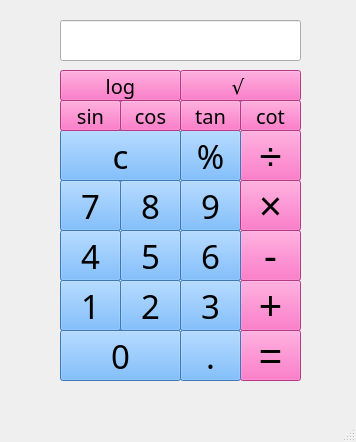
MahdiAhmadiKamal/PyLearn7-GUI, file PyLearn7-Assignment17/main.ui: the form before one commit.
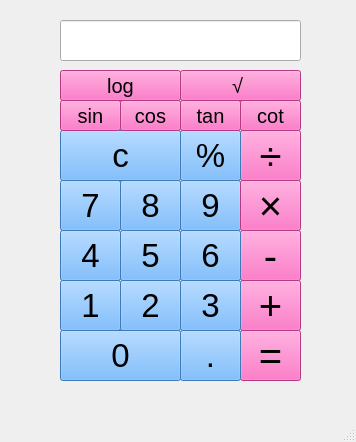
The form after the commit.

Patch:
```diff
--- a/PyLearn7-Assignment17/main.ui
+++ b/PyLearn7-Assignment17/main.ui
@@ -107,7 +107,7 @@
     </property>
     <property name="font">
      <font>
-      <family>Broadway</family>
+      <family>Arial</family>
       <pointsize>25</pointsize>
       <bold>false</bold>
      </font>
@@ -130,7 +130,7 @@
     </property>
     <property name="font">
      <font>
-      <family>Broadway</family>
+      <family>Arial</family>
       <pointsize>25</pointsize>
       <bold>false</bold>
      </font>
@@ -153,7 +153,7 @@
     </property>
     <property name="font">
      <font>
-      <family>Broadway</family>
+      <family>Arial</family>
       <pointsize>25</pointsize>
       <bold>false</bold>
      </font>
@@ -176,7 +176,7 @@
     </property>
     <property name="font">
      <font>
-      <family>Broadway</family>
+      <family>Arial</family>
       <pointsize>25</pointsize>
       <bold>false</bold>
      </font>
@@ -199,7 +199,7 @@
     </property>
     <property name="font">
      <font>
-      <family>Broadway</family>
+      <family>Arial</family>
       <pointsize>25</pointsize>
       <bold>false</bold>
      </font>
@@ -222,7 +222,7 @@
     </property>
     <property name="font">
      <font>
-      <family>Broadway</family>
+      <family>Arial</family>
       <pointsize>25</pointsize>
       <bold>false</bold>
      </font>
@@ -245,7 +245,7 @@
     </property>
     <property name="font">
      <font>
-      <family>Broadway</family>
+      <family>Arial</family>
       <pointsize>25</pointsize>
       <bold>false</bold>
      </font>
@@ -268,7 +268,7 @@
     </property>
     <property name="font">
      <font>
-      <family>Broadway</family>
+      <family>Arial</family>
       <pointsize>25</pointsize>
       <bold>false</bold>
      </font>
@@ -291,7 +291,7 @@
     </property>
     <property name="font">
      <font>
-      <family>Broadway</family>
+      <family>Arial</family>
       <pointsize>25</pointsize>
       <bold>false</bold>
      </font>
@@ -360,7 +360,7 @@
     </property>
     <property name="font">
      <font>
-      <family>Broadway</family>
+      <family>Arial</family>
       <pointsize>25</pointsize>
       <bold>false</bold>
      </font>
@@ -389,7 +389,7 @@
     </property>
     <property name="font">
      <font>
-      <family>Broadway</family>
+      <family>Arial</family>
       <pointsize>25</pointsize>
       <bold>false</bold>
      </font>
@@ -412,7 +412,7 @@
     </property>
     <property name="font">
      <font>
-      <family>Broadway</family>
+      <family>Arial</family>
       <pointsize>25</pointsize>
       <bold>false</bold>
      </font>
@@ -435,7 +435,7 @@
     </property>
     <property name="font">
      <font>
-      <family>Broadway</family>
+      <family>Arial</family>
       <pointsize>25</pointsize>
       <bold>false</bold>
      </font>
@@ -458,8 +458,9 @@
     </property>
     <property name="font">
      <font>
-      <family>Broadway</family>
+      <family>Arial</family>
       <pointsize>15</pointsize>
+      <bold>false</bold>
      </font>
     </property>
     <property name="styleSheet">
@@ -486,8 +487,9 @@
     </property>
     <property name="font">
      <font>
-      <family>Broadway</family>
+      <family>Arial</family>
       <pointsize>15</pointsize>
+      <bold>false</bold>
      </font>
     </property>
     <property name="styleSheet">
@@ -514,8 +516,9 @@
     </property>
     <property name="font">
      <font>
-      <family>Broadway</family>
+      <family>Arial</family>
       <pointsize>15</pointsize>
+      <bold>false</bold>
      </font>
     </property>
     <property name="styleSheet">
@@ -542,8 +545,9 @@
     </property>
     <property name="font">
      <font>
-      <family>Broadway</family>
+      <family>Arial</family>
       <pointsize>15</pointsize>
+      <bold>false</bold>
      </font>
     </property>
     <property name="styleSheet">
@@ -570,8 +574,9 @@
     </property>
     <property name="font">
      <font>
-      <family>Broadway</family>
+      <family>Arial</family>
       <pointsize>15</pointsize>
+      <bold>false</bold>
      </font>
     </property>
     <property name="styleSheet">
@@ -598,8 +603,9 @@
     </property>
     <property name="font">
      <font>
-      <family>Broadway</family>
+      <family>Arial</family>
       <pointsize>15</pointsize>
+      <bold>false</bold>
      </font>
     </property>
     <property name="styleSheet">
```
Left out of the diff: 6 changed lines with no effect on the pictures.
